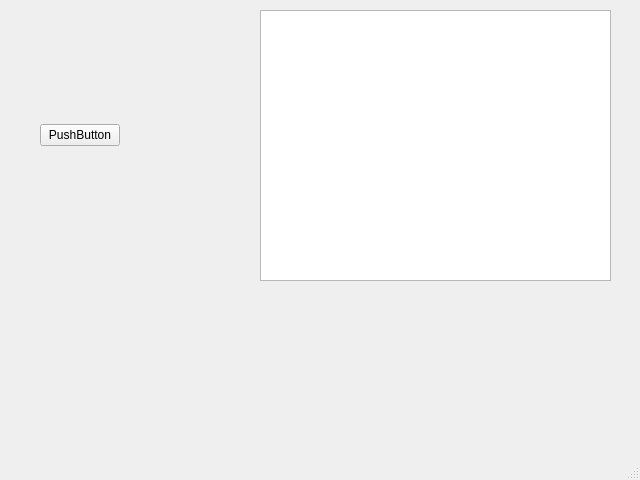
Old version of the form mainWindow.ui in the repository wldld/exportToEXcel.
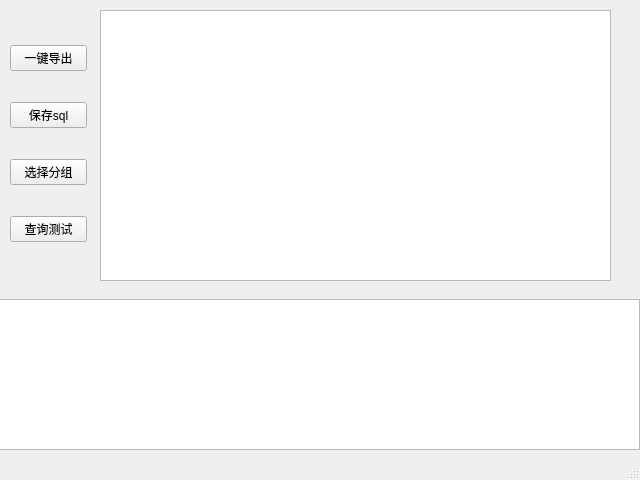
New version of the form.

Commit message: 细微修改

Diff of the .ui file:
```diff
--- a/mainWindow.ui
+++ b/mainWindow.ui
@@ -29,28 +29,77 @@
       <height>151</height>
      </rect>
     </property>
-    <layout class="QVBoxLayout" name="verticalLayout_2"/>
+    <layout class="QVBoxLayout" name="verticalLayout_2">
+     <item>
+      <widget class="QTextEdit" name="message_print"/>
+     </item>
+    </layout>
    </widget>
    <widget class="QWidget" name="verticalLayoutWidget">
     <property name="geometry">
      <rect>
-      <x>40</x>
-      <y>10</y>
-      <width>191</width>
+      <x>10</x>
+      <y>20</y>
+      <width>77</width>
       <height>251</height>
      </rect>
     </property>
     <layout class="QVBoxLayout" name="verticalLayout">
      <item>
-      <widget class="QPushButton" name="pushButton">
+      <widget class="QPushButton" name="btn_export">
+       <property name="enabled">
+        <bool>true</bool>
+       </property>
        <property name="sizePolicy">
         <sizepolicy hsizetype="Fixed" vsizetype="Fixed">
          <horstretch>0</horstretch>
          <verstretch>0</verstretch>
         </sizepolicy>
        </property>
+       <property name="layoutDirection">
+        <enum>Qt::LeftToRight</enum>
+       </property>
        <property name="text">
-        <string>PushButton</string>
+        <string>一键导出</string>
+       </property>
+      </widget>
+     </item>
+     <item>
+      <widget class="QPushButton" name="btn_save">
+       <property name="sizePolicy">
+        <sizepolicy hsizetype="Fixed" vsizetype="Fixed">
+         <horstretch>0</horstretch>
+         <verstretch>0</verstretch>
+        </sizepolicy>
+       </property>
+       <property name="text">
+        <string>保存sql</string>
+       </property>
+      </widget>
+     </item>
+     <item>
+      <widget class="QPushButton" name="btn_chose">
+       <property name="sizePolicy">
+        <sizepolicy hsizetype="Fixed" vsizetype="Fixed">
+         <horstretch>0</horstretch>
+         <verstretch>0</verstretch>
+        </sizepolicy>
+       </property>
+       <property name="text">
+        <string>选择分组</string>
+       </property>
+      </widget>
+     </item>
+     <item>
+      <widget class="QPushButton" name="btn_queary">
+       <property name="sizePolicy">
+        <sizepolicy hsizetype="Fixed" vsizetype="Fixed">
+         <horstretch>0</horstretch>
+         <verstretch>0</verstretch>
+        </sizepolicy>
+       </property>
+       <property name="text">
+        <string>查询测试</string>
        </property>
       </widget>
      </item>
@@ -59,9 +108,9 @@
    <widget class="QWidget" name="horizontalLayoutWidget">
     <property name="geometry">
      <rect>
-      <x>260</x>
+      <x>100</x>
       <y>10</y>
-      <width>351</width>
+      <width>511</width>
       <height>271</height>
      </rect>
     </property>
```
Left out of the diff: 2 changed lines with no effect on the pictures. The commit also changes 2 other files.
